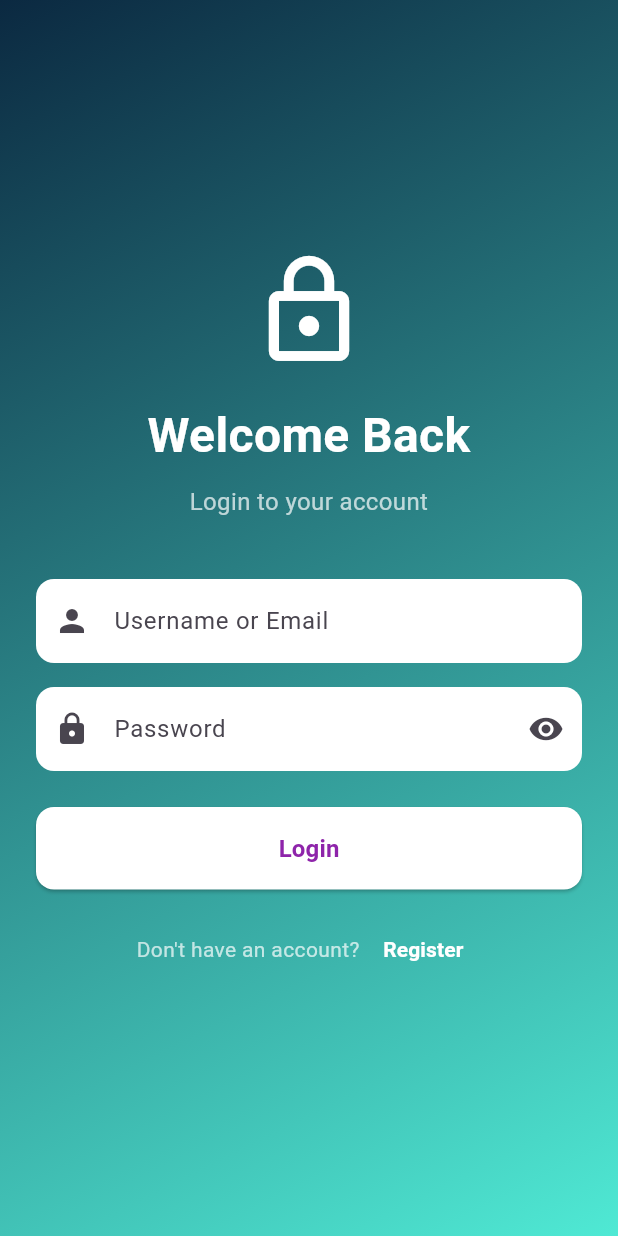
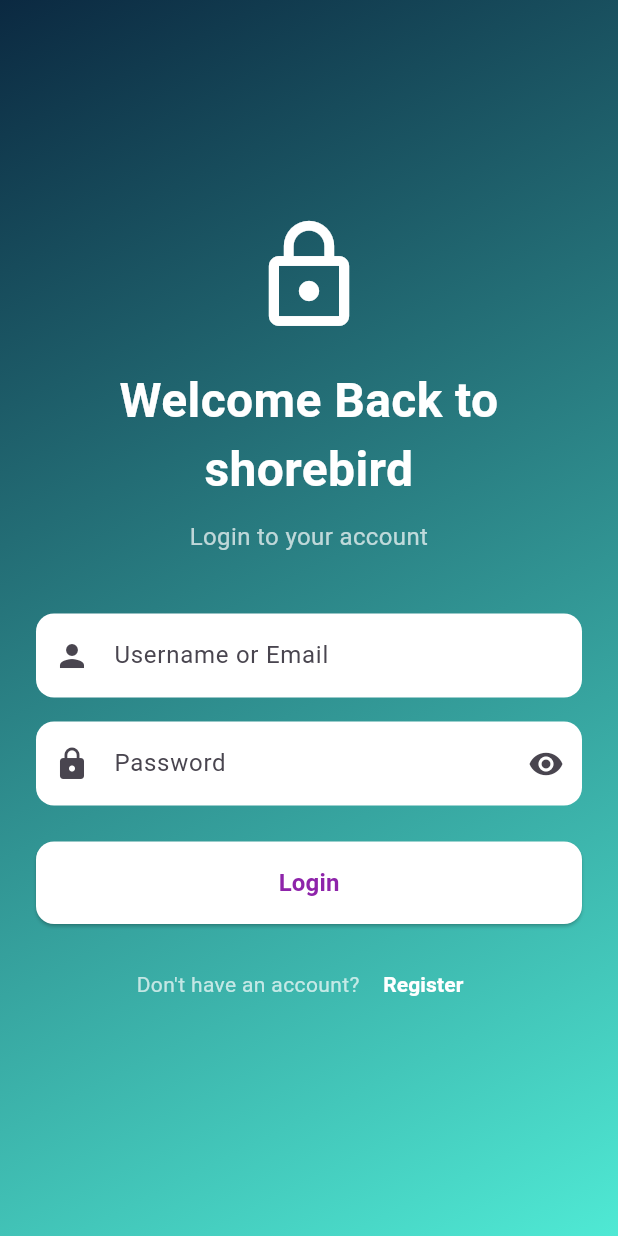
Before and after one commit to jay-pansuriya66/hesthetic-app, a Flutter app: the screen it shows after launch, on a phone screen of 412 x 824 dp. Run offline on Flutter 3.47's test engine with Material 3 defaults, Android fonts, the phone set to English and light mode, and no system bars; our stand-ins replace flutter_secure_storage, get, searchfield.

Commit message:
some change

```diff
--- a/flutter_auth_app/lib/modules/login/login_view.dart
+++ b/flutter_auth_app/lib/modules/login/login_view.dart
@@ -40,7 +40,7 @@ class LoginView extends GetView<LoginController> {
                     ),
                     const SizedBox(height: 20),
                     const Text(
-                      'Welcome Back',
+                      'Welcome Back to shorebird',
                       style: TextStyle(
                         fontSize: 32,
                         fontWeight: FontWeight.bold,
```
